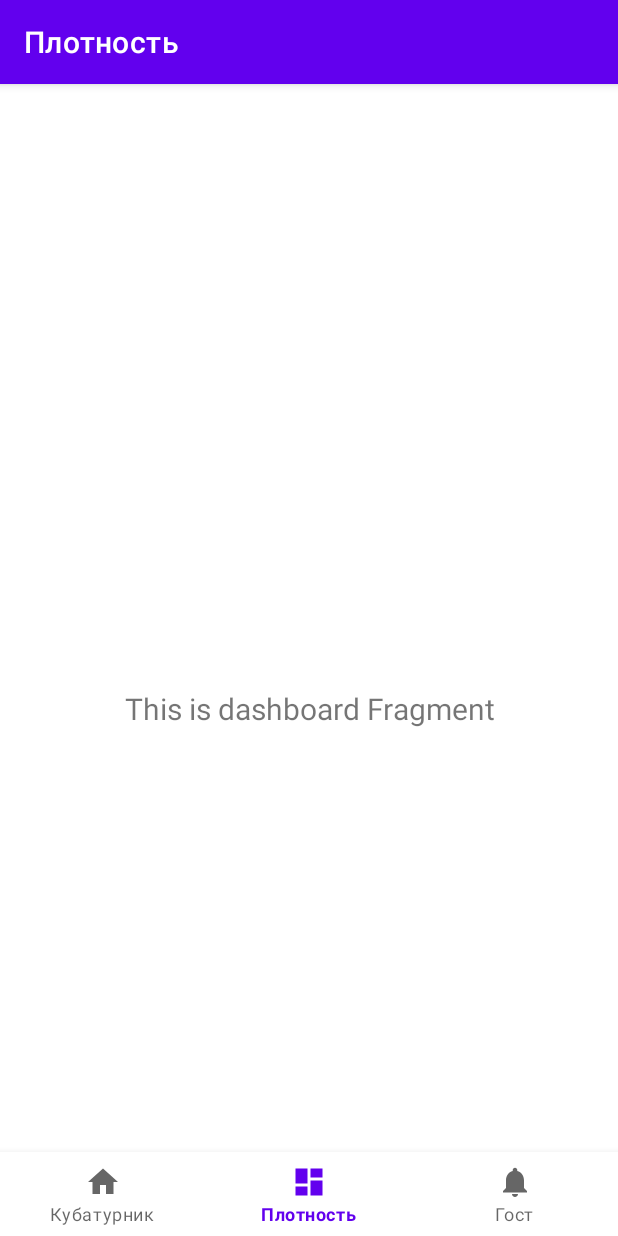
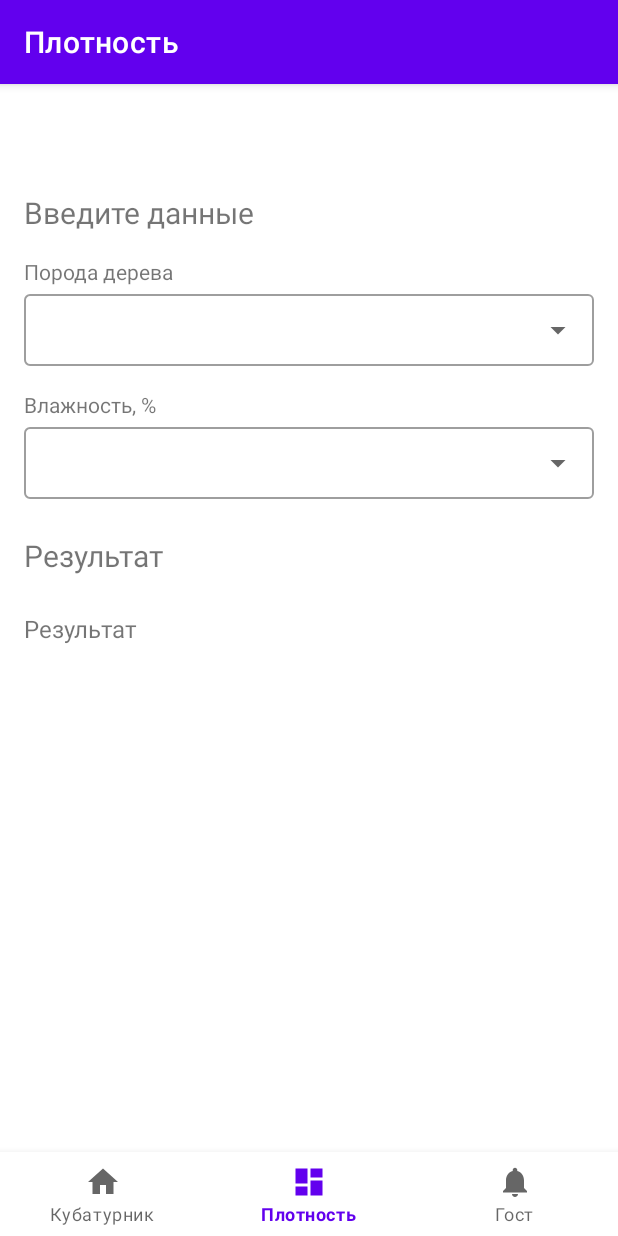
Before and after one commit to Sokolik411/VolumetricTable, an Android app: the screen it shows after launch (MainActivity), item 2 of the bottom bar chosen, on a phone screen of 412 x 824 dp. Run offline under Robolectric (Android 15) with nearby library versions, the phone set to English and light mode, and no system bars; our stand-ins replace Room's generated code, navigation-ui.

Commit message:
in process added density

```diff
--- a/app/src/main/java/ru/vsokolova/volumetric_table/Dependencies.kt
+++ b/app/src/main/java/ru/vsokolova/volumetric_table/Dependencies.kt
@@ -4,6 +4,8 @@ import android.content.Context
 import androidx.room.Room
 import ru.vsokolova.volumetric_table.db.VolumeDatabase
 import ru.vsokolova.volumetric_table.db.VolumeRepository
+import ru.vsokolova.volumetric_table.db.density.DensityDatabase
+import ru.vsokolova.volumetric_table.db.density.DensityRepository
 
 object Dependencies {
 
@@ -19,10 +21,20 @@ object Dependencies {
             VolumeDatabase::class.java,
             "volumetric_table"
         )
-//            .createFromAsset("volume_table.db")
             .createFromAsset("volumetric_table")
             .build()
     }
 
+    private val densityDatabase: DensityDatabase by lazy {
+        Room.databaseBuilder(
+            applicationContext,
+            DensityDatabase::class.java,
+            "density_table"
+        )
+            .createFromAsset("density_table")
+            .build()
+    }
+
     val volumeRepository: VolumeRepository by lazy { VolumeRepository(volumeDatabase.getVolumeDao()) }
+    val densityRepository: DensityRepository by lazy { DensityRepository(densityDatabase.getDensityDao()) }
 }
--- a/app/src/main/java/ru/vsokolova/volumetric_table/db/VolumeDao.kt
+++ b/app/src/main/java/ru/vsokolova/volumetric_table/db/VolumeDao.kt
@@ -1,7 +1,6 @@
 package ru.vsokolova.volumetric_table.db
 
 import androidx.room.Dao
-import androidx.room.Insert
 import androidx.room.Query
 
 @Dao
@@ -15,9 +14,4 @@ interface VolumeDao {
 
     @Query("SELECT DISTINCT thick FROM volumetric_table WHERE thick LIKE '%' || :startWith || '%' AND length = :length AND top = :top")
     fun getThickList(startWith: String, length: String, top: Short): List<String>
-
-//    @Query("SELECT length FROM volumetric_table WHERE length LIKE :startWith AND top = :")
-//    fun getLength(startWith: String): Cursor
-
-//    var2 = var1 + " LIKE '" + var2 + "%' AND " + "top" + "='" + var5 + "' AND " + var3 + "='" + var4 + "'";
 }
--- /dev/null
+++ b/app/src/main/java/ru/vsokolova/volumetric_table/db/density/Density.kt
@@ -0,0 +1,13 @@
+package ru.vsokolova.volumetric_table.db.density
+
+import androidx.room.ColumnInfo
+import androidx.room.Entity
+import androidx.room.PrimaryKey
+
+@Entity(tableName = "density_table")
+data class Density(
+    @PrimaryKey(autoGenerate = true) val id: Long,
+    @ColumnInfo(name = "wood") val wood: String,
+    @ColumnInfo(name = "humidity") val humidity: String,
+    @ColumnInfo(name = "density") val density: String
+)
--- /dev/null
+++ b/app/src/main/java/ru/vsokolova/volumetric_table/db/density/DensityDao.kt
@@ -0,0 +1,11 @@
+package ru.vsokolova.volumetric_table.db.density
+
+import androidx.room.Dao
+import androidx.room.Query
+
+@Dao
+interface DensityDao {
+
+    @Query("SELECT density FROM density_table WHERE wood = :wood AND humidity = :humidity")
+    fun getDensityValue(wood: String, humidity: String): String
+}
--- /dev/null
+++ b/app/src/main/java/ru/vsokolova/volumetric_table/db/density/DensityDatabase.kt
@@ -0,0 +1,11 @@
+package ru.vsokolova.volumetric_table.db.density
+
+import androidx.room.Database
+import androidx.room.RoomDatabase
+
+
+@Database(entities = [Density::class], version = 1, exportSchema = false)
+abstract class DensityDatabase : RoomDatabase() {
+    abstract fun getDensityDao(): DensityDao
+
+}
--- /dev/null
+++ b/app/src/main/java/ru/vsokolova/volumetric_table/db/density/DensityRepository.kt
@@ -0,0 +1,13 @@
+package ru.vsokolova.volumetric_table.db.density
+
+import kotlinx.coroutines.Dispatchers
+import kotlinx.coroutines.withContext
+
+class DensityRepository(private val densityDao: DensityDao) {
+
+    suspend fun getDensity(wood: String, humidity: String): String {
+        return withContext(Dispatchers.IO){
+            return@withContext densityDao.getDensityValue(wood, humidity)
+        }
+    }
+}
--- a/app/src/main/java/ru/vsokolova/volumetric_table/ui/density/DensityFragment.kt
+++ b/app/src/main/java/ru/vsokolova/volumetric_table/ui/density/DensityFragment.kt
@@ -4,33 +4,57 @@ import android.os.Bundle
 import android.view.LayoutInflater
 import android.view.View
 import android.view.ViewGroup
+import android.widget.ArrayAdapter
 import android.widget.TextView
 import androidx.fragment.app.Fragment
 import androidx.lifecycle.ViewModelProvider
+import com.google.android.material.textfield.MaterialAutoCompleteTextView
+import ru.vsokolova.volumetric_table.Dependencies
+import ru.vsokolova.volumetric_table.R
 import ru.vsokolova.volumetric_table.databinding.FragmentDensityBinding
+import ru.vsokolova.volumetric_table.ui.volume_table.AddDataDialogViewModel
 
 class DensityFragment : Fragment() {
 
     private var _binding: FragmentDensityBinding? = null
 
-    // This property is only valid between onCreateView and
-    // onDestroyView.
     private val binding get() = _binding!!
+    private val viewModel by lazy { DensityViewModel(Dependencies.densityRepository) }
 
     override fun onCreateView(
         inflater: LayoutInflater,
         container: ViewGroup?,
         savedInstanceState: Bundle?
     ): View {
-        val densityViewModel =
-            ViewModelProvider(this).get(DensityViewModel::class.java)
 
         _binding = FragmentDensityBinding.inflate(inflater, container, false)
         val root: View = binding.root
 
-        val textView: TextView = binding.textDashboard
-        densityViewModel.text.observe(viewLifecycleOwner) {
-            textView.text = it
+        val spinnerWoodType: MaterialAutoCompleteTextView = binding.spinnerWoodType
+        val spinnerHumidity: MaterialAutoCompleteTextView = binding.spinnerHumidityValue
+        val textViewResult: TextView = binding.textViewResult
+
+        val woodTypes = resources.getStringArray(R.array.woodTypes)
+        val woodAdapter = ArrayAdapter(requireContext(), android.R.layout.simple_list_item_1, woodTypes)
+//        spinnerWoodType.setText(woodAdapter.getItem(0))
+        spinnerWoodType.setAdapter(woodAdapter)
+
+        val humidityValues = resources.getStringArray(R.array.humidityValues)
+        val humidityAdapter = ArrayAdapter(requireContext(), android.R.layout.simple_list_item_1, humidityValues)
+//        spinnerHumidity.setText(humidityAdapter.getItem(0))
+        spinnerHumidity.setAdapter(humidityAdapter)
+
+        spinnerHumidity.setOnItemClickListener { parent, view, position, id ->
+//            viewModel.getDensity(position.toString(), "1")
+//            viewModel.humidity.value = position.toString()
+        }
+
+        viewModel.density.observe(viewLifecycleOwner) {
+            textViewResult.text = it.first?.let { it1 -> it.second?.let { it2 ->
+                viewModel.getDensity(it1,
+                    it2
+                )
+            } }
         }
         return root
     }
--- a/app/src/main/java/ru/vsokolova/volumetric_table/ui/density/DensityViewModel.kt
+++ b/app/src/main/java/ru/vsokolova/volumetric_table/ui/density/DensityViewModel.kt
@@ -1,13 +1,54 @@
 package ru.vsokolova.volumetric_table.ui.density
 
 import androidx.lifecycle.LiveData
+import androidx.lifecycle.MediatorLiveData
 import androidx.lifecycle.MutableLiveData
 import androidx.lifecycle.ViewModel
+import androidx.lifecycle.viewModelScope
+import kotlinx.coroutines.launch
+import ru.vsokolova.volumetric_table.db.density.DensityRepository
 
-class DensityViewModel : ViewModel() {
+class DensityViewModel(private val densityRepository: DensityRepository) : ViewModel() {
 
-    private val _text = MutableLiveData<String>().apply {
-        value = "This is dashboard Fragment"
+//    private val _density = MutableLiveData<String>()
+    private val _wood = MutableLiveData<String>()
+    private val _humidity = MutableLiveData<String>()
+
+//    val density: LiveData<String> = _density
+    val wood: LiveData<String> = _wood
+    val humidity: LiveData<String> = _humidity
+
+    val density = MediatorLiveData<Pair<String?, String?>>().apply {
+        addSource(wood) { value = it to value?.second }
+        addSource(humidity) { value = value?.first to it }
     }
-    val text: LiveData<String> = _text
+
+//    density = MediatorLiveData<Pair<String?, String?>>().apply {
+//        addSource(wood) { value = it to value?.second }
+//        addSource(humidity) { value = value?.first to it }
+//    }.observe(this) { pair ->
+//        // TODO
+//    }
+
+
+//    private val _text = MutableLiveData<String>().apply {
+//        value = "This is dashboard Fragment"
+//    }
+//    val text: LiveData<String> = _text
+
+    fun getDensity(wood: String, humidity: String):String {
+        viewModelScope.launch {
+            val density = densityRepository.getDensity(wood, humidity)
+//            _density.value = densityRepository.getDensity(wood, humidity)
+        }
+        return ""
+    }
+
+//    fun getDensity() {
+//        viewModelScope.launch {
+//            densityRepository.getDensity(wood.value.toString(), humidity.value.toString())
+//        }
+//    }
+
+    //combine latest
 }
--- a/app/src/main/java/ru/vsokolova/volumetric_table/ui/volume_table/AddDataDialogFragment.kt
+++ b/app/src/main/java/ru/vsokolova/volumetric_table/ui/volume_table/AddDataDialogFragment.kt
@@ -55,7 +55,6 @@ class AddDataDialogFragment : DialogFragment() {
         }
 
         viewModel.volume.observe(this) { volumeValue ->
-            println("vera-test $volumeValue")
             if(volumeValue.isNullOrEmpty()){
                 Toast.makeText(requireContext(), resources.getString(R.string.error_incorrect_volume), Toast.LENGTH_SHORT).show()
             } else {
@@ -74,23 +73,6 @@ class AddDataDialogFragment : DialogFragment() {
             }
         }
 
-
-//        val spinnerWoodType: MaterialAutoCompleteTextView = binding.spinnerWoodType
-//        val woodTypes = resources.getStringArray(R.array.woodTypes)
-//        val woodAdapter = ArrayAdapter(requireContext(), android.R.layout.simple_list_item_1, woodTypes)
-//        spinnerWoodType.setText(woodAdapter.getItem(0))
-//        spinnerWoodType.setAdapter(ArrayAdapter(requireContext(), android.R.layout.simple_list_item_1, woodTypes))
-//
-//        val spinnerHumidity: MaterialAutoCompleteTextView = binding.spinnerHumidityValue
-//        val humidityValues = resources.getStringArray(R.array.humidityValues)
-//        val humidityAdapter = ArrayAdapter(requireContext(), android.R.layout.simple_list_item_1, humidityValues)
-//        spinnerHumidity.setText(humidityAdapter.getItem(0))
-//        spinnerHumidity.setAdapter(humidityAdapter)
-
-
-//        densityViewModel.text.observe(viewLifecycleOwner) {
-//            textView.text = it
-//        }
         return root
     }
 
--- a/app/src/main/res/layout/dialog_density_table_data.xml
+++ /dev/null
@@ -1,55 +0,0 @@
-<?xml version="1.0" encoding="utf-8"?>
-<LinearLayout xmlns:android="http://schemas.android.com/apk/res/android"
-    xmlns:app="http://schemas.android.com/apk/res-auto"
-    android:layout_width="match_parent"
-    android:layout_height="match_parent"
-    android:padding="24dp"
-    android:orientation="vertical">
-
-    <com.google.android.material.textview.MaterialTextView
-        android:layout_width="match_parent"
-        android:layout_height="wrap_content"
-        android:text="@string/title_wood_type" />
-
-    <com.google.android.material.textfield.TextInputLayout
-        android:id="@+id/container_wood_type"
-        style="@style/Widget.MaterialComponents.TextInputLayout.OutlinedBox.Dense"
-        android:layout_width="match_parent"
-        android:layout_height="wrap_content"
-        app:endIconMode="dropdown_menu"
-        app:layout_constraintEnd_toEndOf="parent"
-        app:layout_constraintStart_toStartOf="parent"
-        app:layout_constraintTop_toTopOf="parent">
-
-        <com.google.android.material.textfield.MaterialAutoCompleteTextView
-            android:id="@+id/spinner_wood_type"
-            android:layout_width="match_parent"
-            android:layout_height="match_parent"
-            android:inputType="none"
-            android:paddingStart="16dp"/>
-    </com.google.android.material.textfield.TextInputLayout>
-
-
-    <com.google.android.material.textview.MaterialTextView
-        android:layout_width="match_parent"
-        android:layout_height="wrap_content"
-        android:layout_marginTop="16dp"
-        android:text="@string/title_moisture" />
-
-    <com.google.android.material.textfield.TextInputLayout
-        android:id="@+id/container_moisture"
-        style="@style/Widget.MaterialComponents.TextInputLayout.OutlinedBox.Dense"
-        android:layout_width="match_parent"
-        android:layout_height="wrap_content"
-        app:endIconMode="dropdown_menu"
-        app:hintEnabled="true">
-
-        <com.google.android.material.textfield.MaterialAutoCompleteTextView
-            android:id="@+id/spinner_humidity_value"
-            android:layout_width="match_parent"
-            android:layout_height="match_parent"
-            android:inputType="none"
-            android:paddingStart="16dp"/>
-    </com.google.android.material.textfield.TextInputLayout>
-
-</LinearLayout>
--- a/app/src/main/res/layout/fragment_density.xml
+++ b/app/src/main/res/layout/fragment_density.xml
@@ -1,22 +1,73 @@
 <?xml version="1.0" encoding="utf-8"?>
-<androidx.constraintlayout.widget.ConstraintLayout xmlns:android="http://schemas.android.com/apk/res/android"
+<LinearLayout xmlns:android="http://schemas.android.com/apk/res/android"
     xmlns:app="http://schemas.android.com/apk/res-auto"
-    xmlns:tools="http://schemas.android.com/tools"
     android:layout_width="match_parent"
     android:layout_height="match_parent"
-    tools:context=".ui.density.DensityFragment">
+    android:padding="16dp"
+    android:orientation="vertical">
 
-    <TextView
-        android:id="@+id/text_dashboard"
+    <com.google.android.material.textview.MaterialTextView
         android:layout_width="match_parent"
         android:layout_height="wrap_content"
-        android:layout_marginStart="8dp"
-        android:layout_marginTop="8dp"
-        android:layout_marginEnd="8dp"
-        android:textAlignment="center"
+        android:text="@string/title_data"
+        android:textSize="20sp"/>
+
+    <com.google.android.material.textview.MaterialTextView
+        android:layout_width="match_parent"
+        android:layout_height="wrap_content"
+        android:text="@string/title_wood_type"
+        android:layout_marginTop="16dp"/>
+
+    <com.google.android.material.textfield.TextInputLayout
+        android:id="@+id/container_wood_type"
+        style="@style/Widget.MaterialComponents.TextInputLayout.OutlinedBox.Dense"
+        android:layout_width="match_parent"
+        android:layout_height="wrap_content"
+        app:endIconMode="dropdown_menu">
+
+        <com.google.android.material.textfield.MaterialAutoCompleteTextView
+            android:id="@+id/spinner_wood_type"
+            android:layout_width="match_parent"
+            android:layout_height="match_parent"
+            android:inputType="none"
+            android:paddingStart="16dp"/>
+    </com.google.android.material.textfield.TextInputLayout>
+
+
+    <com.google.android.material.textview.MaterialTextView
+        android:layout_width="match_parent"
+        android:layout_height="wrap_content"
+        android:layout_marginTop="16dp"
+        android:text="@string/title_moisture" />
+
+    <com.google.android.material.textfield.TextInputLayout
+        android:id="@+id/container_moisture"
+        style="@style/Widget.MaterialComponents.TextInputLayout.OutlinedBox.Dense"
+        android:layout_width="match_parent"
+        android:layout_height="wrap_content"
+        app:endIconMode="dropdown_menu"
+        app:hintEnabled="true">
+
+        <com.google.android.material.textfield.MaterialAutoCompleteTextView
+            android:id="@+id/spinner_humidity_value"
+            android:layout_width="match_parent"
+            android:layout_height="match_parent"
+            android:inputType="none"
+            android:paddingStart="16dp"/>
+    </com.google.android.material.textfield.TextInputLayout>
+
+    <com.google.android.material.textview.MaterialTextView
+        android:layout_width="match_parent"
+        android:layout_height="wrap_content"
+        android:text="@string/title_result"
         android:textSize="20sp"
-        app:layout_constraintBottom_toBottomOf="parent"
-        app:layout_constraintEnd_toEndOf="parent"
-        app:layout_constraintStart_toStartOf="parent"
-        app:layout_constraintTop_toTopOf="parent" />
-</androidx.constraintlayout.widget.ConstraintLayout>
+        android:layout_marginTop="24dp"/>
+
+    <com.google.android.material.textview.MaterialTextView
+        android:id="@+id/text_view_result"
+        android:layout_width="match_parent"
+        android:layout_height="wrap_content"
+        android:text="@string/title_result"
+        android:textSize="16sp"
+        android:layout_marginTop="24dp"/>
+</LinearLayout>
--- a/app/src/main/res/values/strings.xml
+++ b/app/src/main/res/values/strings.xml
@@ -5,11 +5,13 @@
     <string name="title_gost">Гост</string>
 
     <string name="title_trunk_apex">Вершинная часть ствола</string>
-    <string name="title_wood_type">Порода дерева</string>
-    <string name="title_moisture">Влажность, %</string>
     <string name="title_length">Длина, м</string>
     <string name="title_diameter">Диаметр, см</string>
     <string name="title_amount">Количество, шт</string>
+    <string name="title_data">Введите данные</string>
+    <string name="title_result">Результат</string>
+    <string name="title_wood_type">Порода дерева</string>
+    <string name="title_moisture">Влажность, %</string>
 
     <string name="action_add">Добавить</string>
 
```
Also changed, not shown: 1 other file.
